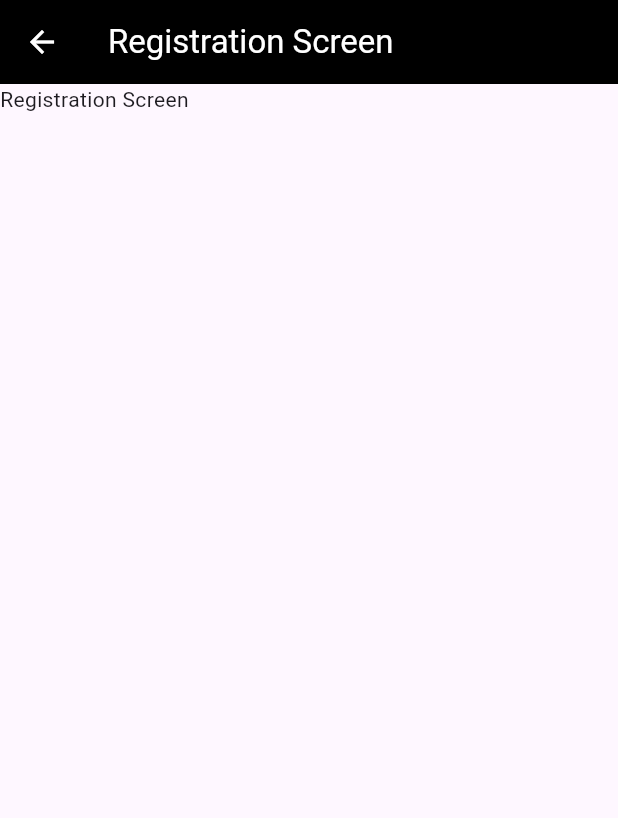
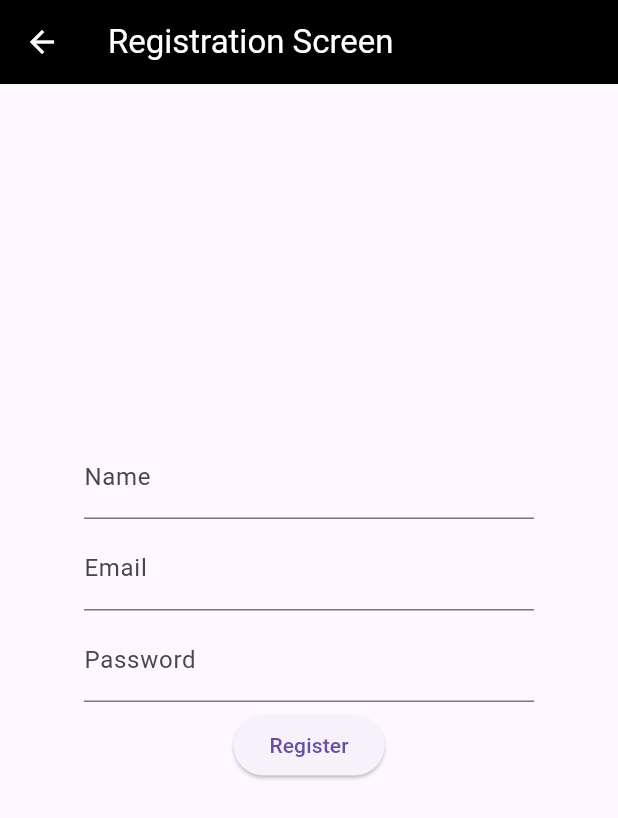
Before and after one commit to Owaisk23/MobAppDevelopment, a Flutter app: the Registration screen opened directly, on a phone screen of 412 x 824 dp. Shown: the top 818 px of the screen. Run offline on Flutter 3.47's test engine with Material 3 defaults, Android fonts, the phone set to English and light mode, and no system bars.

Commit message:
added registration form

```diff
--- a/flutter/forms/lib/Registration.dart
+++ b/flutter/forms/lib/Registration.dart
@@ -10,13 +10,66 @@ class Registration extends StatefulWidget {
 class _RegistrationState extends State<Registration> {
   @override
   Widget build(BuildContext context) {
+    TextEditingController UserName = new TextEditingController();
+    TextEditingController UserEmail = new TextEditingController();
+    TextEditingController UserPassword = new TextEditingController();
+
+    void formSubmit() {
+      print('Name: ${UserName.text}');
+      print('Email: ${UserEmail.text}');
+      print('Password: ${UserPassword.text}');
+    }
+
+
     return Scaffold(
       appBar: AppBar(
         title: Text('Registration Screen'),
         backgroundColor: Colors.black,
         foregroundColor: Colors.white,
       ),
-      body: Text("Registration Screen"),
+      body: Center(
+        child: Container(
+          height: 300,
+          width: 300,
+
+          child: Column(
+            children: [
+              TextField(
+                controller: UserName,
+                keyboardType: TextInputType.text,
+                decoration: InputDecoration(
+                  hintText: 'Enter your name',
+                  labelText: 'Name',
+                ),
+              ),
+              SizedBox(height: 5,),
+              TextField(
+                controller: UserEmail,
+                keyboardType: TextInputType.emailAddress,
+                decoration: InputDecoration(
+                  hintText: 'Enter your email',
+                  labelText: 'Email',
+                ),
+              ),
+              SizedBox(height: 5,),
+              TextField(
+                controller: UserPassword,
+                autocorrect: false,
+                obscureText: true,
+                decoration: InputDecoration(
+                  hintText: 'Enter your password',
+                  labelText: 'Password',
+                ),
+              ),
+              SizedBox(height: 5,),
+              ElevatedButton(
+                onPressed: (formSubmit),
+                child: Text('Register'),
+              ),
+            ],
+          ),
+        )
+      ),
     );
   }
 }
```
